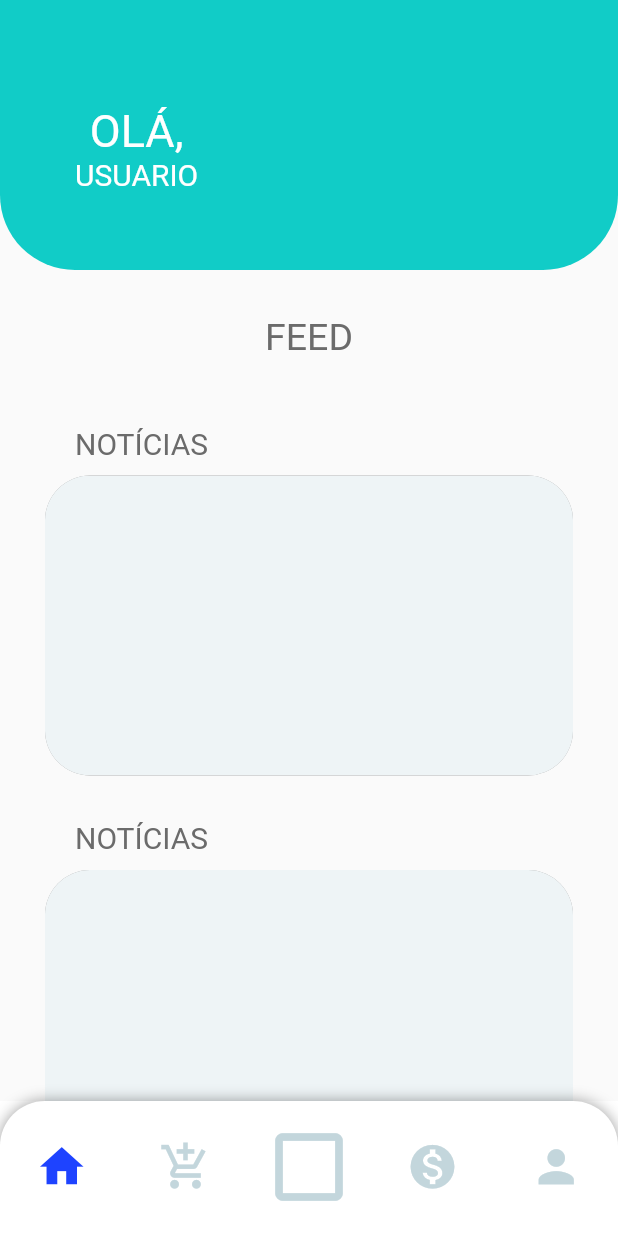
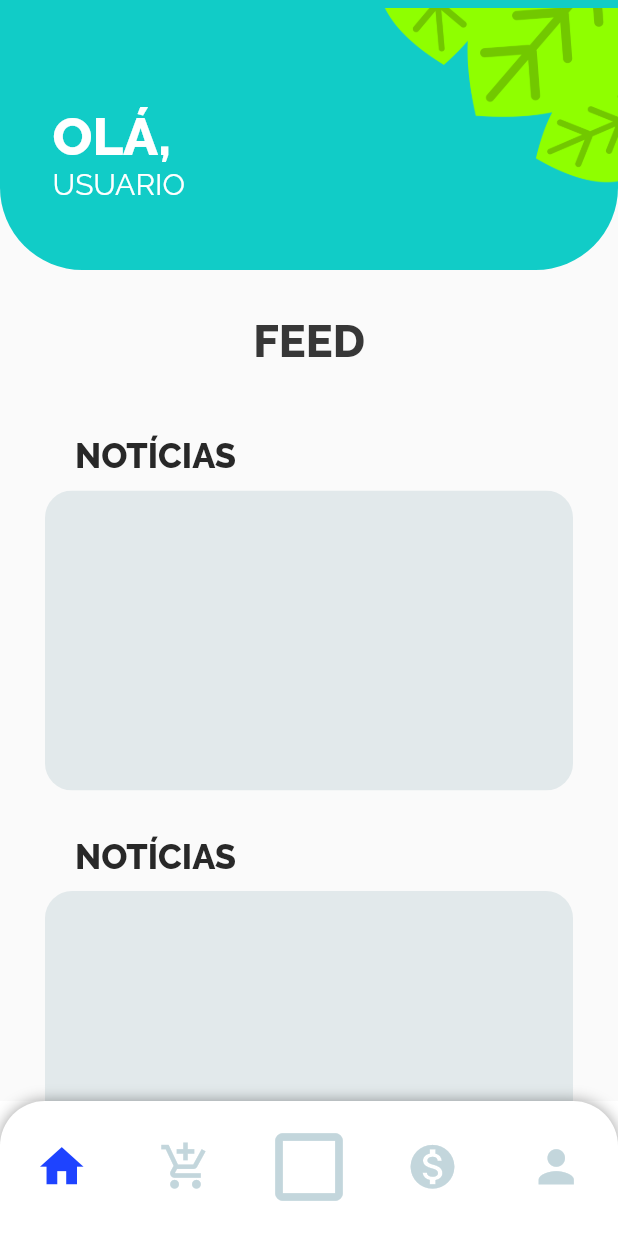
Before and after one commit to GabrielleBarbosa/SmartHummus, a Flutter app: the screen it shows after launch, on a phone screen of 412 x 824 dp. Run offline on Flutter 3.47's test engine with Material 2 defaults, Android fonts, the light colour scheme and no system bars; our stand-ins replace google_fonts.

Commit message:
10-06-20

```diff
--- a/app/smarthummus_app/lib/cards/feed_card.dart
+++ b/app/smarthummus_app/lib/cards/feed_card.dart
@@ -1,7 +1,7 @@
 import 'package:flutter/material.dart';
+import 'package:google_fonts/google_fonts.dart';
 
 class FeedCard extends StatefulWidget {
-
   final String title, headline;
 
   FeedCard(this.title, this.headline);
@@ -18,34 +18,34 @@ class _FeedCardState extends State<FeedCard> {
   @override
   Widget build(BuildContext context) {
     return Padding(
-        padding: EdgeInsets.only(left: 30.0, right: 30.0, top: 15.0, bottom: 15.0),
+        padding:
+            EdgeInsets.only(left: 30.0, right: 30.0, top: 15.0, bottom: 15.0),
         child: Column(
           children: [
-           Padding(
-             padding: EdgeInsets.only(left: 20.0, bottom: 10.0),
-             child:  Align(
-               alignment: Alignment.centerLeft,
-               child: Text(title.toUpperCase(), style: TextStyle(fontSize: 20, color: Color.fromRGBO(107, 107, 107, 100.0),), textAlign: TextAlign.left,),
-             ),
-           ),
+            Padding(
+              padding: EdgeInsets.only(left: 20.0, bottom: 10.0),
+              child: Align(
+                alignment: Alignment.centerLeft,
+                child: Text(
+                  title.toUpperCase(),
+                  style: GoogleFonts.raleway(
+                    fontSize: 23,
+                    fontWeight: FontWeight.w800,
+                    color: Color.fromRGBO(40, 40, 40, 100.0),
+                  ),
+                  textAlign: TextAlign.left,
+                ),
+              ),
+            ),
             Container(
-              decoration: BoxDecoration(
-                borderRadius: BorderRadius.all( Radius.circular(30)),
-                boxShadow: [
-                  BoxShadow(
-                      color: Colors.grey, spreadRadius: 0, blurRadius: 0),
-                ],
-              ),
               child: ClipRRect(
-                  borderRadius: BorderRadius.all(Radius.circular(30.0)),
+                  borderRadius: BorderRadius.all(Radius.circular(18.0)),
                   child: Container(
-                    color: Color.fromRGBO(238, 244, 246, 50.0),
+                    color: Color.fromRGBO(226, 233, 235, 100.0),
                     height: 200,
-                  )
-              ),
+                  )),
             )
           ],
-        )
-    );
+        ));
   }
 }
--- a/app/smarthummus_app/lib/main.dart
+++ b/app/smarthummus_app/lib/main.dart
@@ -9,7 +9,8 @@ class SmartHummusApp extends StatelessWidget {
       title: 'Flutter Demo',
       theme: ThemeData(
           primarySwatch: Colors.blue,
-          primaryColor: Color.fromARGB(255, 4, 125, 141) //a, r, g, b
+          primaryColor: Color.fromARGB(255, 4, 125, 141), //a, r, g, b
+          fontFamily: 'Raleway'
       ),
       debugShowCheckedModeBanner: false,
       home: HomeScreen(),
--- a/app/smarthummus_app/lib/screens/feed_screen.dart
+++ b/app/smarthummus_app/lib/screens/feed_screen.dart
@@ -1,6 +1,9 @@
+import 'package:flutter/cupertino.dart';
 import "package:flutter/material.dart";
 import 'package:flutter/painting.dart';
+import 'package:flutter/rendering.dart';
 import 'package:smarthummusapp/cards/feed_card.dart';
+import 'package:google_fonts/google_fonts.dart';
 
 class FeedScreen extends StatelessWidget {
   @override
@@ -12,50 +15,49 @@ class FeedScreen extends StatelessWidget {
           color: Colors.transparent,
           height: 180,
           child: Container(
-            decoration: BoxDecoration(
-              borderRadius: BorderRadius.only(
-                  bottomRight: Radius.circular(60),
-                  bottomLeft: Radius.circular(60)),
-              boxShadow: [
-                BoxShadow(
-                    color: Colors.black38, spreadRadius: 0, blurRadius: 0),
-              ],
-            ),
             child: ClipRRect(
               borderRadius: BorderRadius.only(
-                bottomRight: Radius.circular(50.0),
-                bottomLeft: Radius.circular(50.0),
+                bottomRight: Radius.circular(55.0),
+                bottomLeft: Radius.circular(55.0),
               ),
               child: Container(
                 color: Color.fromRGBO(17, 204, 199, 83.0),
                 child: Row(children: [
                   Padding(
-                      padding: EdgeInsets.only(top: 70.0, left: 50.0),
-                      child: Column(children: [
+                      padding: EdgeInsets.only(top: 70.0, left: 35.0),
+                      child: Column(
+                          crossAxisAlignment: CrossAxisAlignment.start,
+                          children: [
                             Row(
                               children: [
-                            Align(
-                              alignment: Alignment.centerLeft,
-                              child: Text(
+                                Text(
                                   "OLÁ,",
-                                style:
-                                TextStyle(color: Colors.white, fontSize: 30),
+                                  style: GoogleFonts.raleway(
+                                    fontSize: 35,
+                                    fontWeight: FontWeight.w900,
+                                    color: Colors.white,
                                   ),
-                            )
-
+                                ),
                               ],
                             ),
                             Row(
                               children: [
                                 Text(
                                   "USUARIO",
-                              style:
-                                  TextStyle(color: Colors.white, fontSize: 20),
+                                  style: TextStyle(
+                                      color: Colors.white, fontSize: 20),
                                 )
                               ],
                             ),
-                      ])
-                  ),
+                          ])),
+                  Flexible(fit: FlexFit.tight, child: SizedBox()),
+                  Padding(
+                      padding: EdgeInsets.only(top: 5.0),
+                      child: Image(
+                        image: AssetImage('assets/images/folhas.png'),
+                        fit: BoxFit.cover,
+                        width: 230,
+                      ))
                 ]),
               ),
             ),
@@ -67,9 +69,11 @@ class FeedScreen extends StatelessWidget {
                 padding: EdgeInsets.only(top: 30.0, bottom: 30.0),
                 child: Text(
                   "FEED",
-                  style: TextStyle(
-                      color: Color.fromRGBO(107, 107, 107, 100.0),
-                      fontSize: 25),
+                  style: GoogleFonts.raleway(
+                    fontSize: 30,
+                    fontWeight: FontWeight.w800,
+                    color: Color.fromRGBO(55, 55, 55, 100.0)
+                  ),
                   textAlign: TextAlign.center,
                 )),
             FeedCard("Notícias", "Meio Ambiente"),
```
Also changed, not shown: app/smarthummus_app/lib/screens/composter_screen.dart (added, +69 -0 lines), app/smarthummus_app/lib/screens/home_screen.dart (+7 -0 lines), app/smarthummus_app/pubspec.yaml (+10 -4 lines), app/smarthummus_app/assets/fonts/Raleway-Bold.ttf (added), app/smarthummus_app/assets/fonts/Raleway-ExtraBold.ttf (added), app/smarthummus_app/assets/fonts/Raleway-Regular.ttf (added), app/smarthummus_app/assets/images/folhas.png (added), app/smarthummus_app/pubspec.lock, 2 other files. Lines whose indentation alone changed are shown as unchanged.
